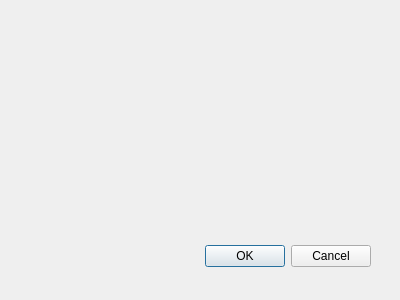
Above: stok/stokkartdialog.ui from CMLDMR/Ressor before the change. Below: the same form after it.
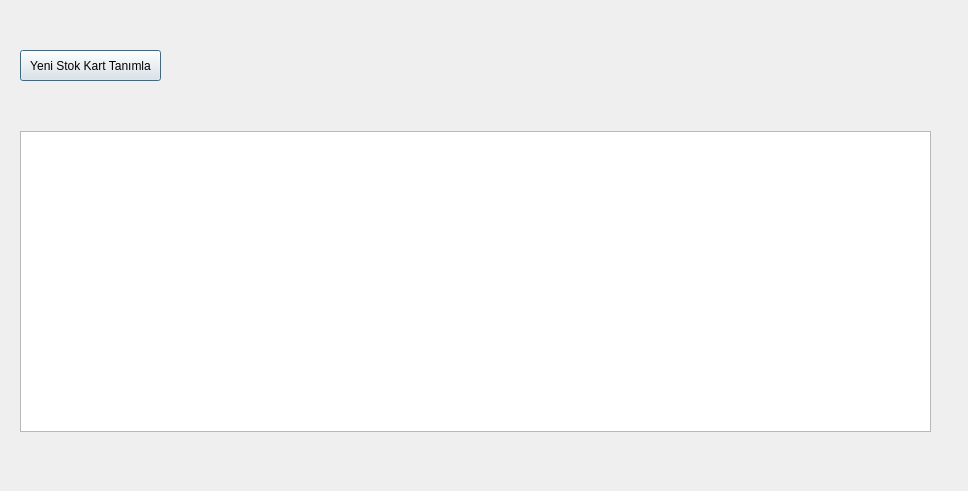
That is the form after the change.

Patch:
```diff
--- a/stok/stokkartdialog.ui
+++ b/stok/stokkartdialog.ui
@@ -8,27 +8,34 @@
    <rect>
     <x>0</x>
     <y>0</y>
-    <width>400</width>
-    <height>300</height>
+    <width>968</width>
+    <height>491</height>
    </rect>
   </property>
   <property name="windowTitle">
    <string>Dialog</string>
   </property>
-  <widget class="QDialogButtonBox" name="buttonBox">
+  <widget class="QTableView" name="tableView">
    <property name="geometry">
     <rect>
-     <x>30</x>
-     <y>240</y>
-     <width>341</width>
-     <height>32</height>
+     <x>20</x>
+     <y>131</y>
+     <width>911</width>
+     <height>301</height>
     </rect>
    </property>
-   <property name="orientation">
-    <enum>Qt::Horizontal</enum>
+  </widget>
+  <widget class="QPushButton" name="pushButton_YENISTOKKART">
+   <property name="geometry">
+    <rect>
+     <x>20</x>
+     <y>50</y>
+     <width>141</width>
+     <height>31</height>
+    </rect>
    </property>
-   <property name="standardButtons">
-    <set>QDialogButtonBox::Cancel|QDialogButtonBox::Ok</set>
+   <property name="text">
+    <string>Yeni Stok Kart Tanımla</string>
    </property>
   </widget>
  </widget>
```
Left out of the diff: 40 changed lines with no effect on the pictures.
